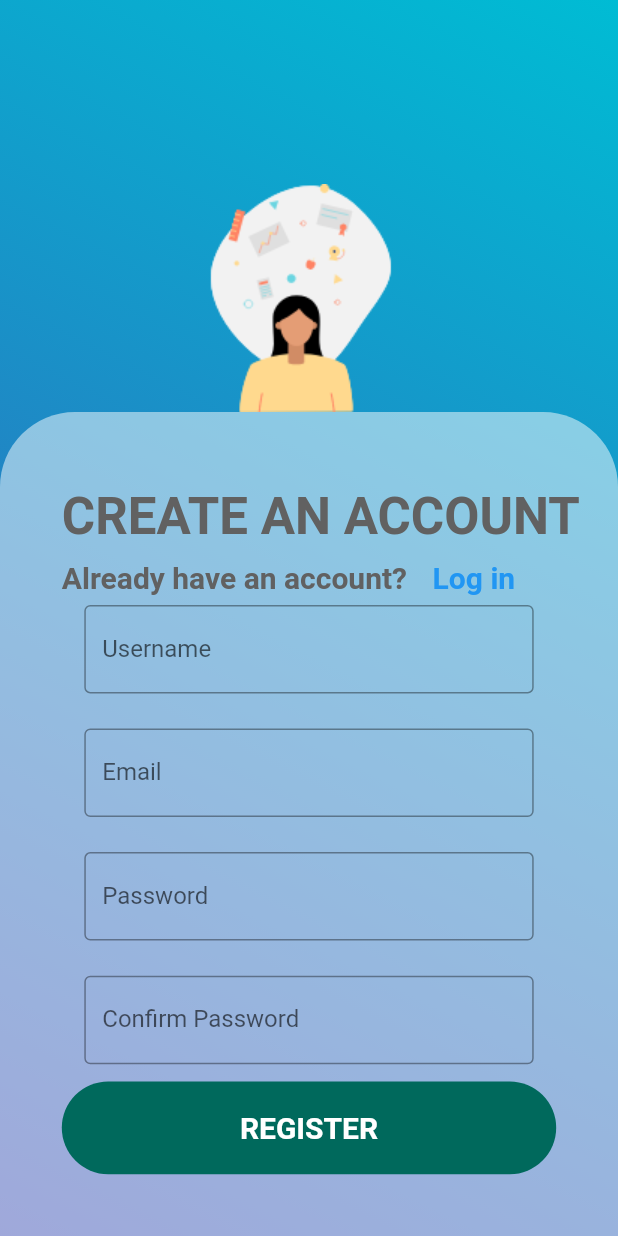
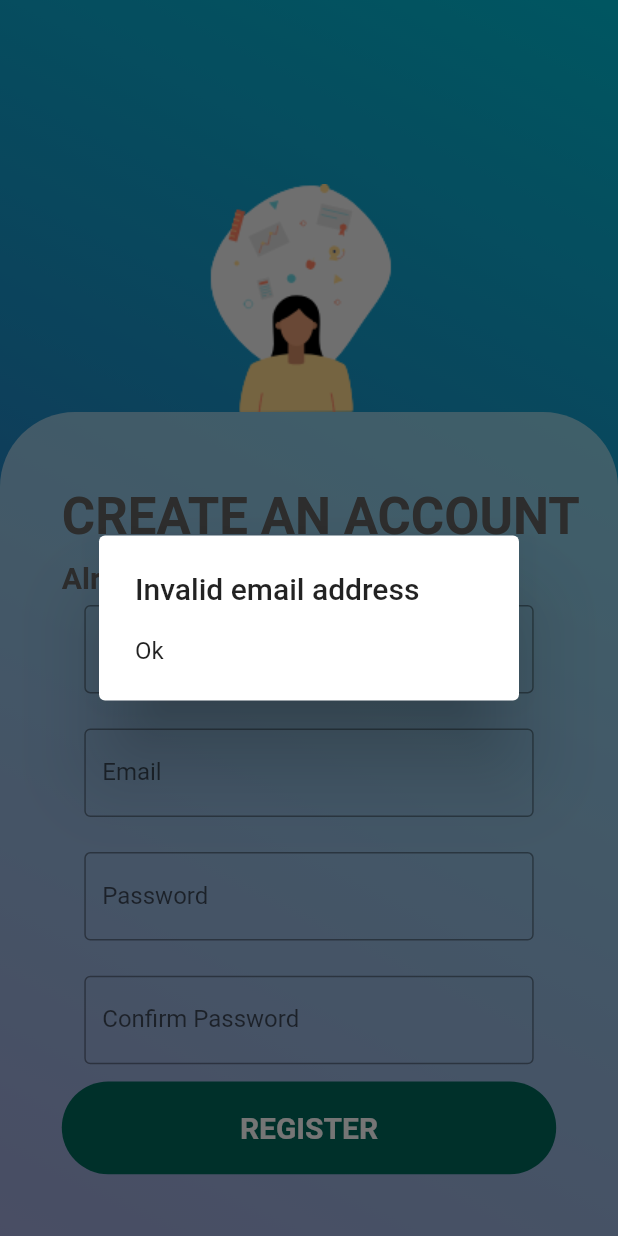
Before and after one commit to moonlaughs/remembrall_mobile_app, a Flutter app: the RegisterScreen screen opened by its route, after a tap on "REGISTER", on a phone screen of 412 x 824 dp. Run offline on Flutter 3.47's test engine with Material 2 defaults, Android fonts, the phone set to English and light mode, and no system bars; drawn by our look-alikes of auto_size_text; our stand-ins replace form_field_validator; missing offline and left inert: flutter_guid.

Commit message:
added ful validation, added messageDialogs, adapted to the json logic with the jwt token

```diff
--- a/lib/screens_and_widgets/login_and_register/register.dart
+++ b/lib/screens_and_widgets/login_and_register/register.dart
@@ -21,6 +21,8 @@ class _RegisterScreenState extends State<RegisterScreen> {
   final myEmailController = TextEditingController();
   final myPasswordController = TextEditingController();
   final myConfirmPasswordController = TextEditingController();
+  Uri url = Uri.https('10.0.2.2:5001', '/users');
+  HttpClient client = new HttpClient();
 
   @override
   void dispose() {
@@ -31,19 +33,9 @@ class _RegisterScreenState extends State<RegisterScreen> {
     myEmailController.dispose();
     super.dispose();
   }
-  @override
-  Widget build(BuildContext context) {
-    double topHeight = MediaQuery.of(context).size.height * (1 / 3);
-    double buttonWidth = MediaQuery.of(context).size.width * 0.8;
-    double buttonHeight = MediaQuery.of(context).size.height * 0.075;
 
-    GlobalKey<FormState> formkey = GlobalKey<FormState>();
-
-
-
-    Future<User> register() async {
-      Uri url = Uri.https('10.0.2.2:5001', '/users');
-      HttpClient client = new HttpClient();
+  Future<User> register(BuildContext context) async {
+    try {
       client.badCertificateCallback =
           ((X509Certificate cert, String host, int port) => true);
 
@@ -56,7 +48,8 @@ class _RegisterScreenState extends State<RegisterScreen> {
           myEmail == null ||
           myPass == null ||
           myConfPass == null) {
-        print('fill up requred fields');
+        _showDialog(context,
+            'Please fill up required information in order to register');
       } else {
         if (myPass == myConfPass) {
           if (myEmail.contains('@')) {
@@ -68,18 +61,60 @@ class _RegisterScreenState extends State<RegisterScreen> {
             request.add(utf8.encode(json.encode(map)));
 
             HttpClientResponse response = await request.close();
-
             String reply = await response.transform(utf8.decoder).join();
 
+            if (response.statusCode == 201) {
               print(reply);
             } else {
-            print('invalid email');
+              print(reply);
+              // "You can only use letters and numbers!" => username and between 3 and 30
+              // "The password should contain at least one letter and one number!" => and between 6 and 100
+              _showDialog(context,
+                  'Something went wrong, password needs to contain at least one letter and number');
             }
           } else {
-          print('passwords do not match');
+            _showDialog(context, 'Invalid email address');
+          }
+        } else {
+          _showDialog(context, 'Passwords do not match');
         }
       }
+    } catch (e) {
+      print(e);
+      _showDialog(context,
+          'Something went wrong, please check your network connection');
     }
+  }
+
+  Future<void> _showDialog(BuildContext context, String dialogMessage) {
+    return showDialog(
+        context: context,
+        builder: (BuildContext context) {
+          return AlertDialog(
+            title: Text(dialogMessage),
+            content: SingleChildScrollView(
+              child: ListBody(
+                children: <Widget>[
+                  GestureDetector(
+                    child: Text("Ok"),
+                    onTap: () {
+                      Navigator.of(context).pop();
+                    },
+                  ),
+                ],
+              ),
+            ),
+          );
+        });
+  }
+
+  @override
+  Widget build(BuildContext context) {
+    double topHeight = MediaQuery.of(context).size.height * (1 / 3);
+    double buttonWidth = MediaQuery.of(context).size.width * 0.8;
+    double buttonHeight = MediaQuery.of(context).size.height * 0.075;
+
+    GlobalKey<FormState> formkey = GlobalKey<FormState>();
 
     return Scaffold(
       body: Center(
@@ -183,6 +218,9 @@ class _RegisterScreenState extends State<RegisterScreen> {
                                     hintText: 'Username'),
                                 validator: MultiValidator([
                                   RequiredValidator(errorText: "* Required"),
+                                  PatternValidator(r'(^(?:.*[A-Za-z0-9])$)',
+                                      errorText:
+                                          'only and minimum one of letters and numbers')
 
                                   // EmailValidator(errorText: "Enter valid email id"), //this should be only used when email
                                 ])),
@@ -240,6 +278,9 @@ class _RegisterScreenState extends State<RegisterScreen> {
                                   MaxLengthValidator(30,
                                       errorText:
                                           "Password should not be greater than 30 characters"),
+                                  PatternValidator(r'(^(?:.*[A-Za-z0-9])$)',
+                                      errorText:
+                                          'must contain at least one letter and one number')
                                   // needs to have at least one letter and one number
                                   // PatternValidator(r'(?=.*?[#?!@$%^&*-])',
                                   //     errorText:
@@ -270,6 +311,15 @@ class _RegisterScreenState extends State<RegisterScreen> {
                                     hintText: 'Confirm Password'),
                                 validator: MultiValidator([
                                   RequiredValidator(errorText: "* Required"),
+                                  MinLengthValidator(6,
+                                      errorText:
+                                          "Password should be atleast 6 characters"),
+                                  MaxLengthValidator(30,
+                                      errorText:
+                                          "Password should not be greater than 30 characters"),
+                                  PatternValidator(r'(^(?:.*[A-Za-z0-9])$)',
+                                      errorText:
+                                          'must contain at least one letter and one number')
                                   // MinLengthValidator(6,
                                   //     errorText:
                                   //         "Password should be atleast 6 characters"),
@@ -295,7 +345,7 @@ class _RegisterScreenState extends State<RegisterScreen> {
                       new Positioned(
                           child: GestureDetector(
                             onTap: () {
-                              register();
+                              register(context);
                               // GlobalKey<FormState> formkey = GlobalKey<FormState>();
                               // if (this.formKey.currentState.validate()) {
                               //   print("Validated");
```
Also changed, not shown: lib/Models/token.dart (added, +10 -0 lines), lib/screens_and_widgets/login_and_register/login.dart (+48 -54 lines). Lines whose indentation alone changed are shown as unchanged.
